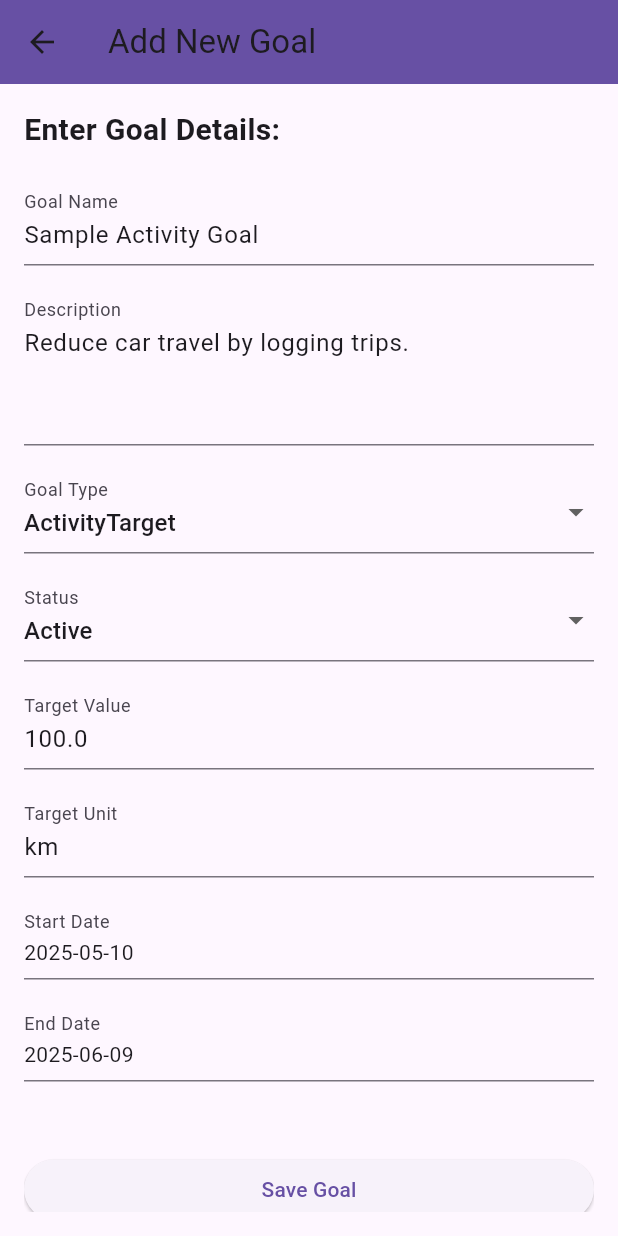
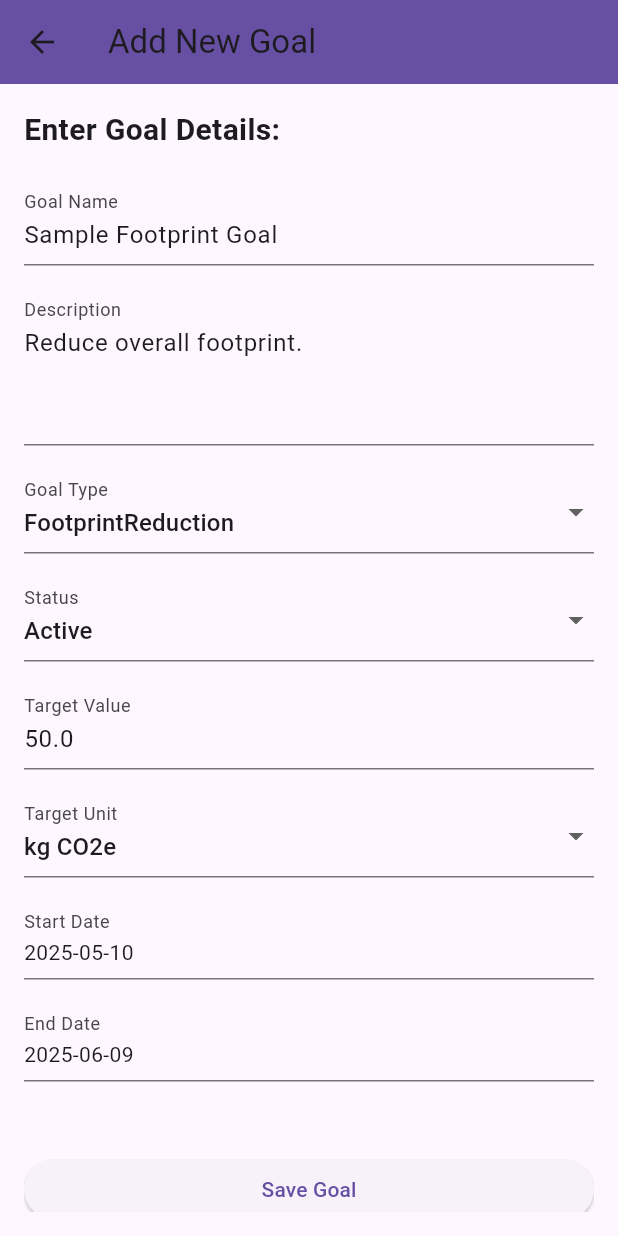
Before and after one commit to shoh-dev/ecotrack, a Flutter app: the screen it shows after launch, item 3 of the bottom bar chosen, after a tap on the "add" icon, on a phone screen of 412 x 824 dp. Run offline on Flutter 3.47's test engine with Material 3 defaults, Android fonts, the phone set to English and light mode, and no system bars.

Commit message:
add units

```diff
--- /dev/null
+++ b/lib/core/constants/app_units.dart
@@ -0,0 +1,34 @@
+// Defines standard units used throughout the application, particularly for activities, goals, and results.
+class AppUnits {
+  // Emission Units
+  static const String kgCo2e = 'kg CO2e'; // Kilograms of CO2 Equivalent
+
+  // Transportation Units
+  static const String kilometer = 'km';
+  static const String mile = 'mile';
+
+  // Home Energy Units
+  static const String kilowattHour = 'kWh';
+  static const String cubicMeter = 'm³'; // For natural gas
+
+  // Diet Units (less common for quantitative tracking, maybe 'count' for meals?)
+  static const String count = 'count';
+
+  // Waste Units (less common for quantitative tracking, maybe 'count' or 'kg')
+  static const String kilogram = 'kg';
+
+  // Consumption Units (depends heavily on what's being tracked, maybe 'count', 'kg', 'liter')
+  static const String liter = 'liter';
+
+  // Map to get relevant units based on activity category/type (simplified example)
+  // This map is primarily for INPUT units for activities.
+  static const Map<String, List<String>> unitsByCategory = {
+    'Transportation': [kilometer, mile],
+    'Home Energy': [kilowattHour, cubicMeter],
+    'Diet': [count],
+    'Waste': [kilogram, count],
+    'Consumption': [count, kilogram, liter],
+  };
+
+  // Add more units and mappings as needed.
+}
--- a/lib/presentation/screens/create_goal_screen.dart
+++ b/lib/presentation/screens/create_goal_screen.dart
@@ -2,6 +2,7 @@ import 'package:flutter/material.dart';
 import 'package:provider/provider.dart'; // Import provider
 import 'package:ecotrack/presentation/viewmodels/create_goal_viewmodel.dart'; // Import CreateGoalViewModel
 import 'package:intl/intl.dart'; // Import intl for date formatting
+import 'package:ecotrack/core/constants/app_units.dart'; // Import AppUnits constants
 
 // CreateGoalScreen is the View for adding a new goal.
 // It contains a form for goal details and interacts with CreateGoalViewModel.
@@ -20,14 +21,15 @@ class _CreateGoalScreenState extends State<CreateGoalScreen> {
   final TextEditingController _nameController = TextEditingController();
   final TextEditingController _descriptionController = TextEditingController();
   final TextEditingController _targetValueController = TextEditingController();
-  final TextEditingController _targetUnitController = TextEditingController();
+  // Removed _targetUnitController
 
   // State for dropdowns
   String _selectedType = 'FootprintReduction'; // Default type
   String _selectedStatus = 'Active'; // Default status
+  String _selectedTargetUnit =
+      AppUnits.kgCo2e; // New state for selected target unit
 
   // State for date pickers
-  // Initialize with time component adjusted for full day coverage
   DateTime _selectedStartDate = DateTime.now().copyWith(
     hour: 0,
     minute: 0,
@@ -53,6 +55,17 @@ class _CreateGoalScreenState extends State<CreateGoalScreen> {
   ];
   final List<String> _goalStatuses = ['Active', 'Completed', 'Failed'];
 
+  // Relevant units for goal targets (simplified example)
+  final List<String> _targetUnits = [
+    AppUnits.kgCo2e,
+    AppUnits.kilometer,
+    AppUnits.mile,
+    AppUnits.kilowattHour,
+    AppUnits.count,
+    AppUnits.kilogram,
+    AppUnits.liter,
+  ];
+
   // Keep track of the previous message to trigger actions only on change.
   String? _previousMessage;
 
@@ -62,11 +75,13 @@ class _CreateGoalScreenState extends State<CreateGoalScreen> {
     print('CreateGoalScreen: initState called'); // Debug log
 
     // --- Debug: Pre-fill form fields for testing ---
-    _nameController.text = 'Sample Activity Goal';
-    _descriptionController.text = 'Reduce car travel by logging trips.';
-    _targetValueController.text = '100.0';
-    _targetUnitController.text = 'km';
-    _selectedType = 'ActivityTarget'; // Or 'FootprintReduction'
+    _nameController.text =
+        'Sample Footprint Goal'; // Changed default for testing reduction
+    _descriptionController.text = 'Reduce overall footprint.';
+    _targetValueController.text = '50.0';
+    _selectedTargetUnit = AppUnits.kgCo2e; // Use constant for unit
+    _selectedType =
+        'FootprintReduction'; // Changed default for testing reduction
     _selectedStatus = 'Active';
     _selectedStartDate = DateTime.now().copyWith(
       hour: 0,
@@ -140,7 +155,7 @@ class _CreateGoalScreenState extends State<CreateGoalScreen> {
     _nameController.dispose();
     _descriptionController.dispose();
     _targetValueController.dispose();
-    _targetUnitController.dispose();
+    // Removed _targetUnitController.dispose();
     super.dispose();
   }
 
@@ -208,6 +223,8 @@ class _CreateGoalScreenState extends State<CreateGoalScreen> {
 
   @override
   Widget build(BuildContext context) {
+    print('CreateGoalScreen: build called'); // Debug log
+
     // Watch the CreateGoalViewModel to react to state changes (isSaving, messages).
     // This context.watch is primarily for updating the UI based on ViewModel state.
     final createGoalViewModel = context.watch<CreateGoalViewModel>();
@@ -273,6 +290,7 @@ class _CreateGoalScreenState extends State<CreateGoalScreen> {
                   if (newValue != null) {
                     setState(() {
                       _selectedType = newValue;
+                      // Potentially update _selectedTargetUnit based on type here later
                     });
                   }
                 },
@@ -329,13 +347,27 @@ class _CreateGoalScreenState extends State<CreateGoalScreen> {
               ),
               const SizedBox(height: 16),
 
-              // Target Unit Input
-              TextFormField(
-                controller: _targetUnitController,
+              // Target Unit Dropdown (Replaced TextFormField)
+              DropdownButtonFormField<String>(
                 decoration: const InputDecoration(labelText: 'Target Unit'),
+                value: _selectedTargetUnit,
+                items:
+                    _targetUnits.map((String unit) {
+                      return DropdownMenuItem<String>(
+                        value: unit,
+                        child: Text(unit),
+                      );
+                    }).toList(),
+                onChanged: (String? newValue) {
+                  if (newValue != null) {
+                    setState(() {
+                      _selectedTargetUnit = newValue;
+                    });
+                  }
+                },
                 validator: (value) {
                   if (value == null || value.isEmpty) {
-                    return 'Please enter a unit';
+                    return 'Please select a target unit';
                   }
                   return null;
                 },
@@ -396,7 +428,8 @@ class _CreateGoalScreenState extends State<CreateGoalScreen> {
                               name: _nameController.text.trim(),
                               description: _descriptionController.text.trim(),
                               type: _selectedType,
-                              targetUnit: _targetUnitController.text.trim(),
+                              targetUnit:
+                                  _selectedTargetUnit, // Use selected unit
                               targetValue:
                                   targetValue!, // Use ! because validation ensures it's not null
                               startDate: _selectedStartDate,
--- a/lib/presentation/screens/goals_screen.dart
+++ b/lib/presentation/screens/goals_screen.dart
@@ -78,7 +78,7 @@ class GoalsScreen extends StatelessWidget {
           final progress = viewModel.getGoalProgress(goal.id);
           print(
             'GoalsScreen: Displaying goal "${goal.name}", retrieved progress: ${progress.toStringAsFixed(2)}%',
-          ); // Debug log
+          ); // New Debug log
 
           // Display each goal in a ListTile, including progress.
           return ListTile(
--- a/lib/presentation/screens/track_screen.dart
+++ b/lib/presentation/screens/track_screen.dart
@@ -2,6 +2,7 @@ import 'package:flutter/material.dart';
 import 'package:provider/provider.dart'; // Import provider
 import 'package:ecotrack/presentation/viewmodels/track_viewmodel.dart'; // Import TrackViewModel
 import 'package:intl/intl.dart'; // Import intl for date formatting
+import 'package:ecotrack/core/constants/app_units.dart'; // Import AppUnits constants
 
 // TrackScreen is the View for logging activities.
 // It is a StatefulWidget to manage form state and lifecycle.
@@ -18,23 +19,19 @@ class _TrackScreenState extends State<TrackScreen> {
 
   // Controllers for text input fields
   final TextEditingController _valueController = TextEditingController();
-  final TextEditingController _unitController = TextEditingController();
+  // Removed _unitController
 
-  // State for dropdowns (simplified for now)
+  // State for dropdowns
   String _selectedCategory = 'Transportation'; // Default category
   String _selectedType = 'Car Trip'; // Default type
+  String _selectedUnit = AppUnits.kilometer; // New state for selected unit
 
   // State for timestamp (defaulting to now)
   DateTime _selectedTimestamp = DateTime.now();
 
   // Example lists for dropdowns (will come from a ViewModel/Model later)
-  final List<String> _categories = [
-    'Transportation',
-    'Home Energy',
-    'Diet',
-    'Waste',
-    'Consumption',
-  ];
+  final List<String> _categories =
+      AppUnits.unitsByCategory.keys.toList(); // Use keys from units map
   final Map<String, List<String>> _types = {
     'Transportation': ['Car Trip', 'Bus Trip', 'Train Trip', 'Flight'],
     'Home Energy': ['Electricity Usage', 'Gas Usage'],
@@ -44,7 +41,7 @@ class _TrackScreenState extends State<TrackScreen> {
   };
 
   // Keep track of the previous log message to trigger field clearing only on change.
-  String? _previousLogMessage;
+  String? _previousMessage;
 
   @override
   void initState() {
@@ -53,9 +50,13 @@ class _TrackScreenState extends State<TrackScreen> {
 
     // --- Debug: Pre-fill form fields for testing ---
     _valueController.text = '15.0'; // Sample value
-    _unitController.text = 'km'; // Sample unit
     _selectedCategory = 'Transportation'; // Sample category
-    _selectedType = 'Car Trip'; // Sample type
+    // Ensure _selectedType and _selectedUnit are valid for the initial _selectedCategory
+    _selectedType = _types[_selectedCategory]!.first;
+    _selectedUnit =
+        AppUnits
+            .unitsByCategory[_selectedCategory]!
+            .first; // Sample unit from constants
     _selectedTimestamp =
         DateTime.now(); // Sample timestamp (can adjust if needed for specific goal dates)
     // --- End Debug ---
@@ -78,21 +79,21 @@ class _TrackScreenState extends State<TrackScreen> {
     final currentMessage = currentLogMessage ?? currentErrorMessage;
 
     // If the message has changed and is a success message, clear the form and show Snackbar.
-    if (currentLogMessage != null &&
-        currentLogMessage != _previousLogMessage &&
-        currentLogMessage.contains('successfully')) {
+    if (currentMessage != null &&
+        currentMessage != _previousMessage &&
+        currentMessage.contains('successfully')) {
       // Check for success indicator
       // Use Future.microtask to defer UI actions.
       Future.microtask(() {
         _clearFormFields();
         ScaffoldMessenger.of(
           context,
-        ).showSnackBar(SnackBar(content: Text(currentLogMessage)));
+        ).showSnackBar(SnackBar(content: Text(currentLogMessage ?? "-")));
       });
     }
     // If it's a new error message, show a Snackbar.
     else if (currentErrorMessage != null &&
-        currentErrorMessage != _previousLogMessage) {
+        currentErrorMessage != _previousMessage) {
       // Use Future.microtask to defer UI actions.
       Future.microtask(() {
         ScaffoldMessenger.of(
@@ -102,14 +103,14 @@ class _TrackScreenState extends State<TrackScreen> {
     }
 
     // Update the previous log message.
-    _previousLogMessage = currentMessage; // Update previous log/error message
+    _previousMessage = currentMessage; // Update previous log/error message
   }
 
   @override
   void dispose() {
     // Clean up controllers when the widget is removed.
     _valueController.dispose();
-    _unitController.dispose();
+    // Removed _unitController.dispose();
     super.dispose();
   }
 
@@ -160,10 +161,16 @@ class _TrackScreenState extends State<TrackScreen> {
     _formKey.currentState?.reset(); // Use form key reset for TextFormFields
     _valueController
         .clear(); // Clear controllers explicitly if needed (reset might cover this)
-    _unitController.clear(); // Clear controllers explicitly
+    // Removed _unitController.clear();
     setState(() {
       _selectedCategory = 'Transportation'; // Reset to default
-      _selectedType = 'Car Trip'; // Reset to default
+      _selectedType =
+          _types[_selectedCategory]!
+              .first; // Reset type to default for category
+      _selectedUnit =
+          AppUnits
+              .unitsByCategory[_selectedCategory]!
+              .first; // Reset unit to default for category
       _selectedTimestamp = DateTime.now(); // Reset to now
     });
   }
@@ -208,8 +215,9 @@ class _TrackScreenState extends State<TrackScreen> {
                   if (newValue != null) {
                     setState(() {
                       _selectedCategory = newValue;
-                      // Reset type when category changes
+                      // Reset type and unit when category changes
                       _selectedType = _types[newValue]!.first;
+                      _selectedUnit = AppUnits.unitsByCategory[newValue]!.first;
                     });
                   }
                 },
@@ -257,8 +265,8 @@ class _TrackScreenState extends State<TrackScreen> {
                 controller: _valueController,
                 keyboardType: TextInputType.numberWithOptions(decimal: true),
                 decoration: const InputDecoration(
-                  labelText: 'Value (e.g., distance, kWh, count)',
-                ),
+                  labelText: 'Value',
+                ), // Simplified label
                 validator: (value) {
                   // Add validator
                   if (value == null || value.isEmpty) {
@@ -272,17 +280,32 @@ class _TrackScreenState extends State<TrackScreen> {
               ),
               const SizedBox(height: 16),
 
-              // Unit Input (could be a dropdown later based on category/type)
-              TextFormField(
-                // Use TextFormField for validation
-                controller: _unitController,
+              // Unit Dropdown (Replaced TextFormField)
+              DropdownButtonFormField<String>(
                 decoration: const InputDecoration(
-                  labelText: 'Unit (e.g., km, mile, kWh, count)',
-                ), // Clarified label
+                  labelText: 'Unit',
+                ), // Simplified label
+                value: _selectedUnit,
+                items:
+                    AppUnits.unitsByCategory[_selectedCategory]!.map((
+                      String unit,
+                    ) {
+                      return DropdownMenuItem<String>(
+                        value: unit,
+                        child: Text(unit),
+                      );
+                    }).toList(),
+                onChanged: (String? newValue) {
+                  if (newValue != null) {
+                    setState(() {
+                      _selectedUnit = newValue;
+                    });
+                  }
+                },
                 validator: (value) {
                   // Add validator
                   if (value == null || value.isEmpty) {
-                    return 'Please enter a unit';
+                    return 'Please select a unit';
                   }
                   return null;
                 },
@@ -345,7 +368,8 @@ class _TrackScreenState extends State<TrackScreen> {
                             final double? value = double.tryParse(
                               _valueController.text,
                             );
-                            final String unit = _unitController.text.trim();
+                            // Use the selected unit from state
+                            final String unit = _selectedUnit;
 
                             // Call the ViewModel method with collected data
                             trackViewModel.logActivity(
```
Also changed, not shown: lib/data/repositories/emission_factor_repository_impl.dart (+10 -6 lines).
